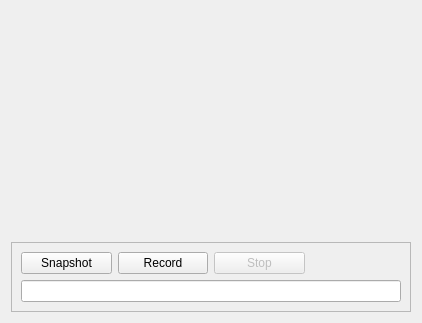
Old version of the form liveframe.ui in the repository audetto/qctv.
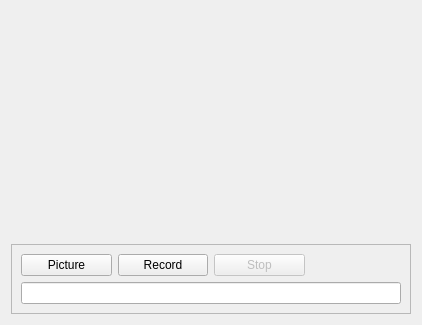
New version of the form.

Commit message: Rename button to Picture.

Patch:
```diff
--- a/liveframe.ui
+++ b/liveframe.ui
@@ -6,8 +6,8 @@
    <rect>
     <x>0</x>
     <y>0</y>
-    <width>400</width>
-    <height>300</height>
+    <width>418</width>
+    <height>325</height>
    </rect>
   </property>
   <property name="windowTitle">
@@ -49,7 +49,7 @@
       <item row="0" column="0">
        <widget class="QPushButton" name="snapshot">
         <property name="text">
-         <string>Snapshot</string>
+         <string>Picture</string>
         </property>
        </widget>
       </item>
```
Left out of the diff: 2 changed lines with no effect on the pictures. The commit also changes 2 other files.
